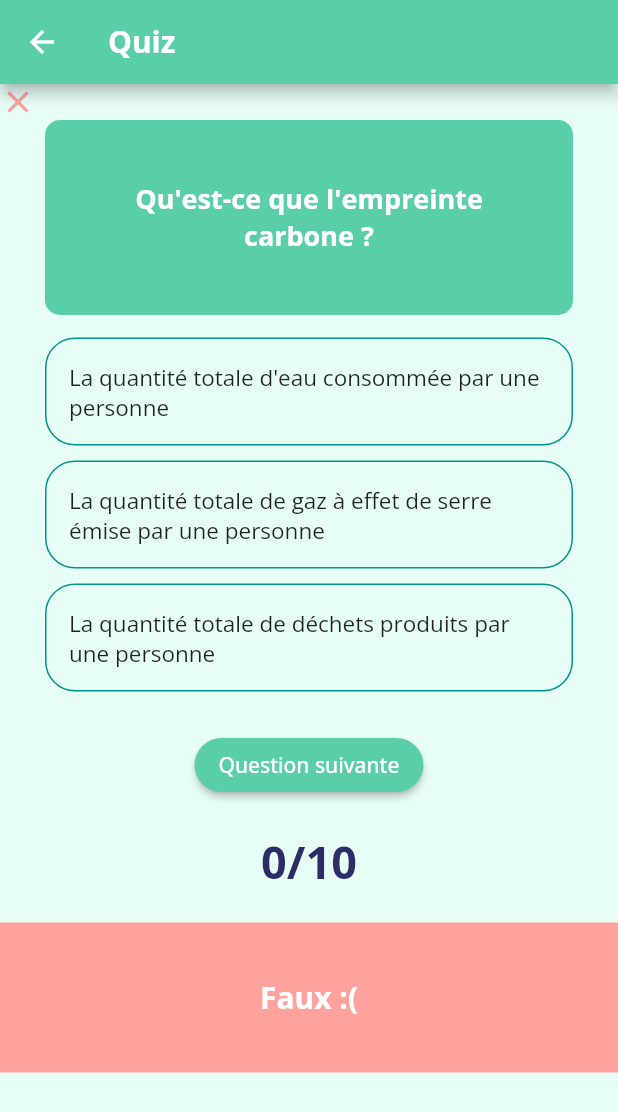
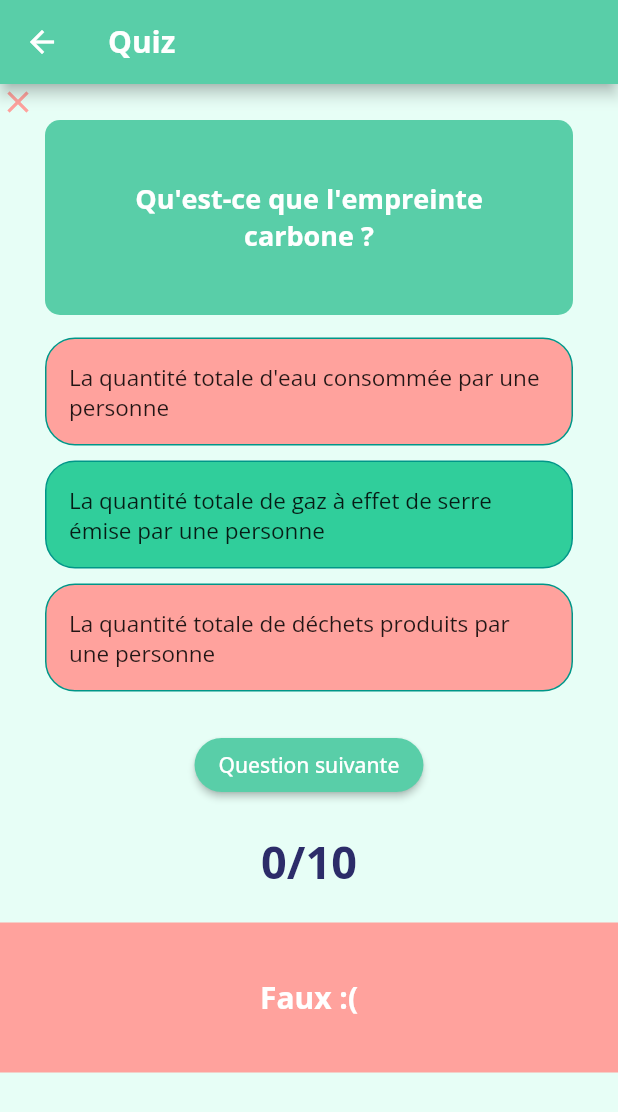
Before and after one commit to Nastiakor/mpp_exercice, a Flutter app: the QuizGame screen opened directly, after a tap on "La quantité totale d'eau consommée par u", on a phone screen of 412 x 824 dp. Shown: the top 1112 px of the screen. Run offline on Flutter 3.47's test engine with Material 2 defaults, Android fonts, the phone set to English and light mode, and no system bars; our stand-ins replace fluttertoast, google_fonts.

Commit message:
Bugs fixed

```diff
--- a/lib/pages/quiz.dart
+++ b/lib/pages/quiz.dart
@@ -38,22 +38,20 @@ class _QuizGameState extends State<QuizGame> {
                 color: Color(0xFFFFA29D),
               ),
       );
-      // when the quiz ends
-      if (_questionIndex + 1 == _questions.length) {
-        endOfQuiz == true;
-      }
     });
   }
 
   void _nextQuestion() {
+    if (_questionIndex + 1 < _questions.length) {
       setState(() {
         _questionIndex++;
         answerSelected = false;
         correctAnswerSelected = false;
       });
-    // what happens at the end of the quiz
-    if (_questionIndex >= _questions.length) {
-      _resetQuiz();
+    } else if (_questionIndex + 1 == _questions.length) {
+      setState(() {
+        endOfQuiz = true;
+      });
     }
   }
 
@@ -63,6 +61,8 @@ class _QuizGameState extends State<QuizGame> {
       _totalScore = 0;
       _scoreTracker = [];
       endOfQuiz = false;
+      correctAnswerSelected = false;
+      answerSelected = false;
     });
   }
 
@@ -127,7 +127,8 @@ class _QuizGameState extends State<QuizGame> {
               );
             }).toList(),
             SizedBox(height: 20),
-            ElevatedButton(
+            endOfQuiz == false
+                ? ElevatedButton(
                     style: elevatedButtonStyle,
                     onPressed: () {
                       if (!answerSelected) {
@@ -141,8 +142,23 @@ class _QuizGameState extends State<QuizGame> {
                       }
                       _nextQuestion();
                     },
-              child:
-                  Text(endOfQuiz ? 'Recommencer le quiz' : 'Question suivante'),
+                    child: Text('Question suivante'),
+                  )
+                : ElevatedButton(
+                    style: elevatedButtonStyle,
+                    onPressed: () {
+                      if (!answerSelected) {
+                        ScaffoldMessenger.of(context).showSnackBar(
+                          SnackBar(
+                            content: Text(
+                                'Veuillez choisir une réponse avant de passer à la question suivante'),
+                          ),
+                        );
+                        return;
+                      }
+                      _resetQuiz();
+                    },
+                    child: Text('Recommencer le quiz'),
                   ),
             Container(
               padding: EdgeInsets.all(20),
@@ -179,7 +195,7 @@ class _QuizGameState extends State<QuizGame> {
               Container(
                 height: 100,
                 width: double.infinity,
-                color: Colors.grey,
+                margin: EdgeInsets.all(20),
                 child: Center(
                   child: Text(
                     _totalScore > 5
--- a/lib/widgets/answer.dart
+++ b/lib/widgets/answer.dart
@@ -20,7 +20,7 @@ class Answer extends StatelessWidget {
         margin: EdgeInsets.symmetric(vertical: 5, horizontal: 30),
         width: double.infinity,
         decoration: BoxDecoration(
-          color: null,
+          color: answerColor,
           border: Border.all(color: Colors.teal),
           borderRadius: BorderRadius.circular(20),
         ),
```
Lines whose indentation alone changed are shown as unchanged.
